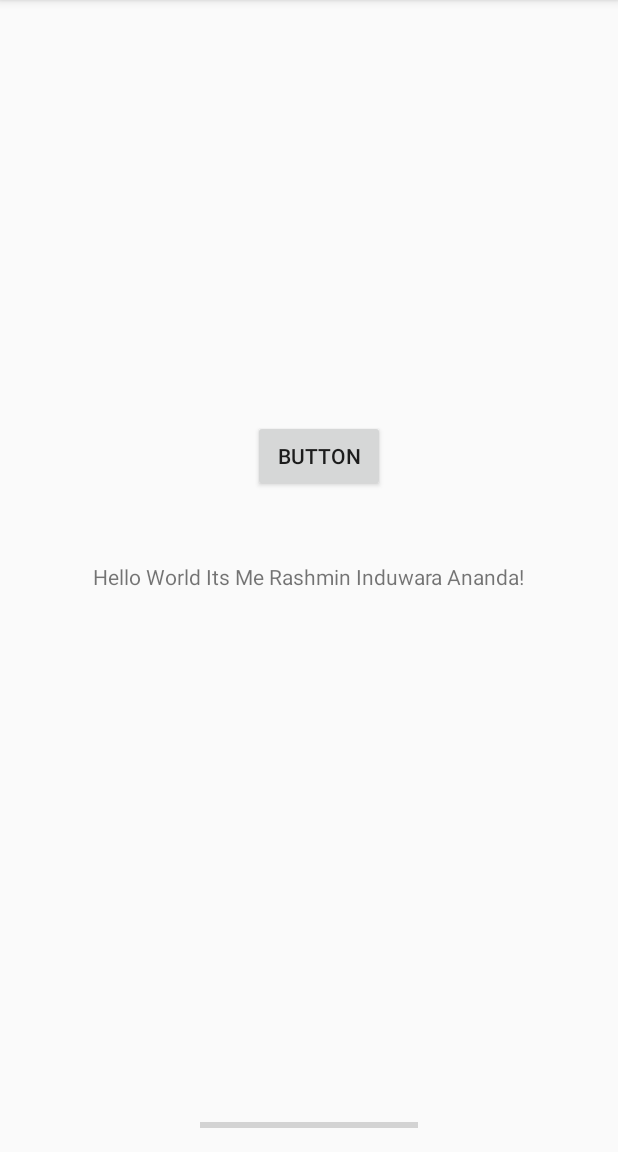
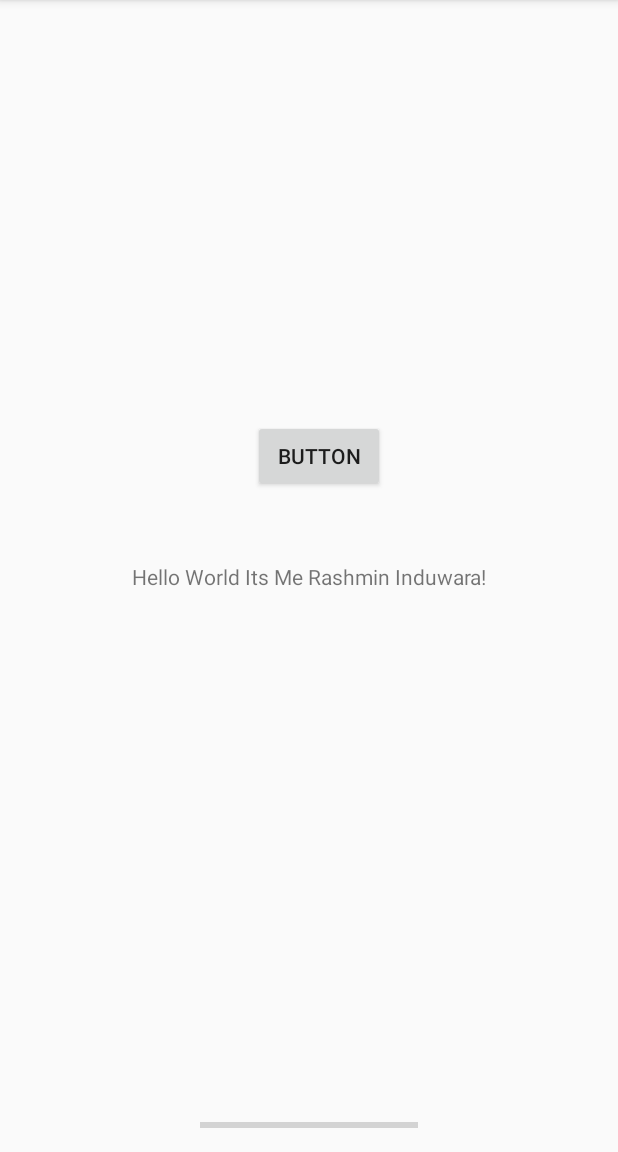
Before and after one commit to induwara99/first, an Android app: the screen it shows after launch (MainActivity), on a phone screen of 412 x 824 dp, the part 84-1236 px from its top. Run offline under Robolectric (Android 15) with nearby library versions, the phone set to English and light mode, and no system bars.

Commit message:
Name changeing

```diff
--- a/app/src/main/res/layout/activity_main.xml
+++ b/app/src/main/res/layout/activity_main.xml
@@ -9,7 +9,7 @@
     <TextView
         android:layout_width="wrap_content"
         android:layout_height="wrap_content"
-        android:text="Hello World Its Me Rashmin Induwara Ananda!"
+        android:text="Hello World Its Me Rashmin Induwara!"
         app:layout_constraintBottom_toBottomOf="parent"
         app:layout_constraintLeft_toLeftOf="parent"
         app:layout_constraintRight_toRightOf="parent"
```
